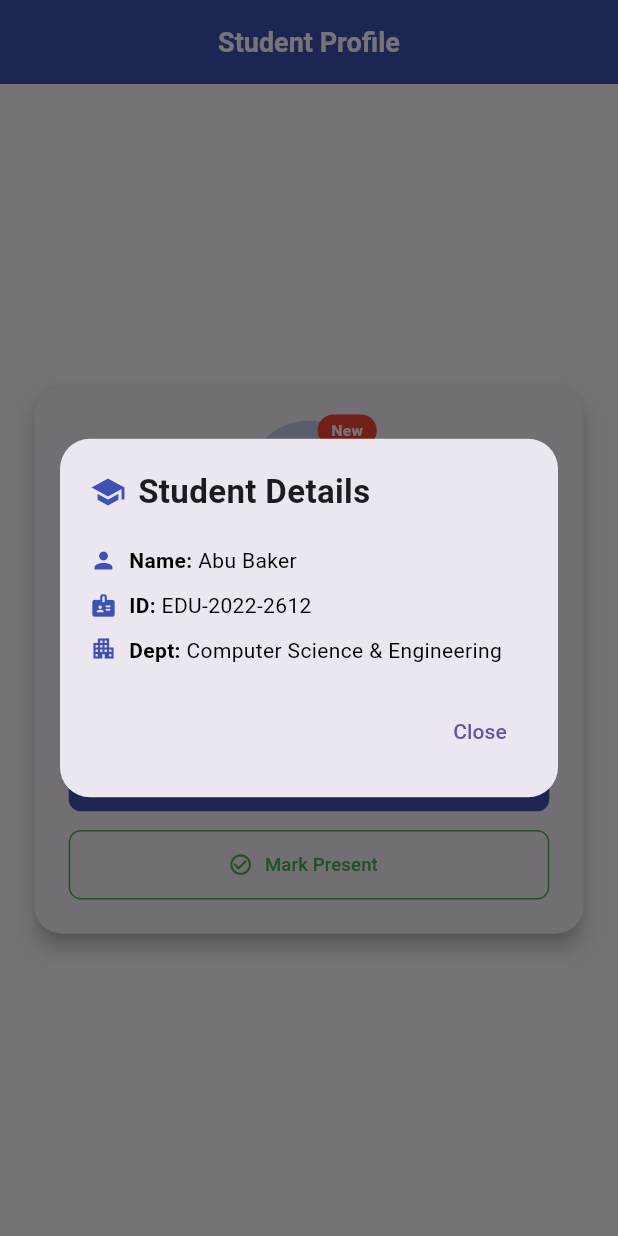
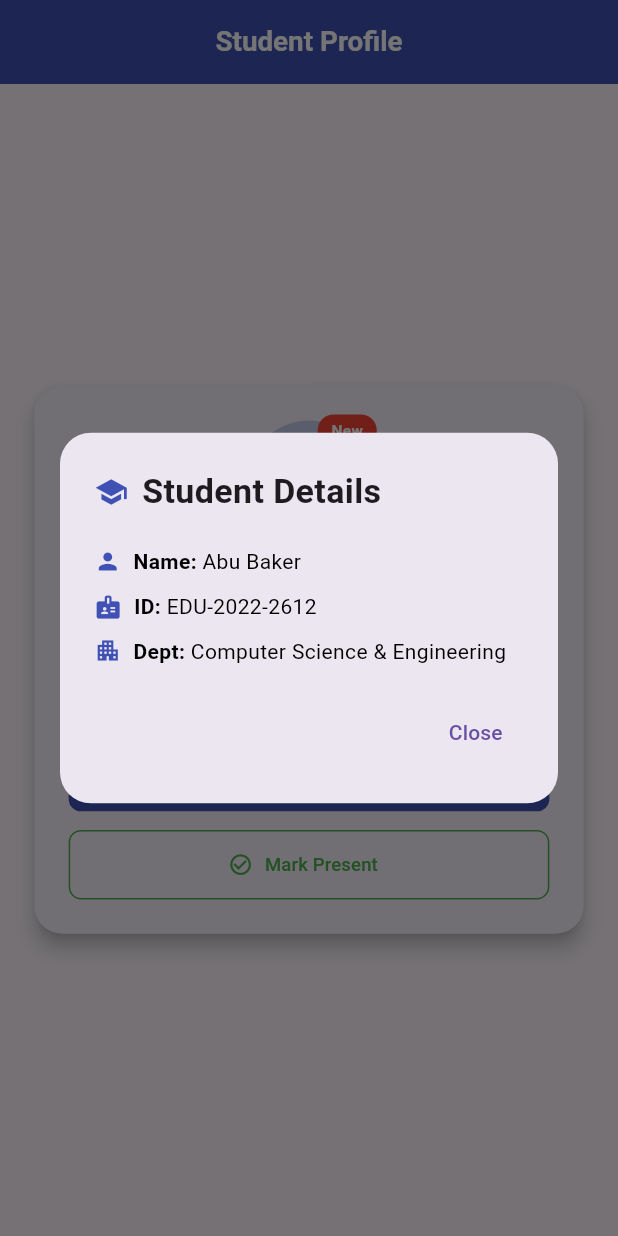
Before and after one commit to AbuBaker-AB/Student-Profile-Card-App, a Flutter app: the screen it shows after launch, after a tap on "View Details", on a phone screen of 412 x 824 dp. Run offline on Flutter 3.47's test engine with Material 3 defaults, Android fonts, the phone set to English and light mode, and no system bars; our stand-ins replace flutter_screenutil, shimmer.

Commit message:
Update student_profile_screen.dart

```diff
--- a/lib/screens/student_profile_screen.dart
+++ b/lib/screens/student_profile_screen.dart
@@ -1,9 +1,8 @@
 import 'dart:async';
-
 import 'package:flutter/material.dart';
-
 import '../widgets/profile_card_widget.dart';
 import '../widgets/shimmer_loading_widget.dart';
+import 'package:flutter_screenutil/flutter_screenutil.dart';
 
 class StudentProfileScreen extends StatefulWidget {
   const StudentProfileScreen({super.key});
@@ -38,32 +37,33 @@ class _StudentProfileScreenState
       builder: (_) {
         return Dialog(
           shape: RoundedRectangleBorder(
-            borderRadius: BorderRadius.circular(20),
+            borderRadius: BorderRadius.circular(20.r),
           ),
           child: Padding(
-            padding: const EdgeInsets.all(20),
+            padding: EdgeInsets.all(20.w),
             child: Column(
               mainAxisSize: MainAxisSize.min,
               crossAxisAlignment: CrossAxisAlignment.start,
               children: [
-                const Row(
+                Row(
                   children: [
                     Icon(
                       Icons.school,
                       color: Colors.indigo,
+                      size: 22.sp,
                     ),
-                    SizedBox(width: 8),
+                    SizedBox(width: 8.w),
                     Text(
                       "Student Details",
                       style: TextStyle(
-                        fontSize: 22,
+                        fontSize: 22.sp,
                         fontWeight: FontWeight.w600,
                       ),
                     ),
                   ],
                 ),
 
-                const SizedBox(height: 20),
+                SizedBox(height: 20.h),
 
                 Row(
                   children: [
@@ -97,13 +97,13 @@ class _StudentProfileScreenState
                   ],
                 ),
 
-                const SizedBox(height: 10),
+                 SizedBox(height: 10.h),
 
                 Row(
                   children: [
-                    const Icon(
+                     Icon(
                       Icons.badge,
-                      size: 18,
+                      size: 18.sp,
                       color: Colors.indigo,
                     ),
                     const SizedBox(width: 8),
@@ -131,7 +131,7 @@ class _StudentProfileScreenState
                   ],
                 ),
 
-                const SizedBox(height: 10),
+                SizedBox(height: 10.h),
 
                 Row(
                   crossAxisAlignment:
@@ -205,26 +205,26 @@ class _StudentProfileScreenState
         backgroundColor: Colors.indigo,
         elevation: 0,
         centerTitle: true,
-        title: const Text(
+        title: Text(
           "Student Profile",
           style: TextStyle(
             color: Colors.white,
             fontWeight: FontWeight.w600,
-            fontSize: 18,
+            fontSize: 18.sp,
           ),
         ),
       ),
       body: Center(
+        child: SingleChildScrollView(
           child: isLoading
               ? const ShimmerLoadingWidget()
               : ProfileCardWidget(
             studentName: studentName,
             studentId: studentId,
             department: department,
-          onViewDetails:
-          showStudentDialog,
-          onMarkPresent:
-          markPresent,
+            onViewDetails: showStudentDialog,
+            onMarkPresent: markPresent,
+          ),
         ),
       ),
     );
```
Lines whose indentation alone changed are shown as unchanged.
